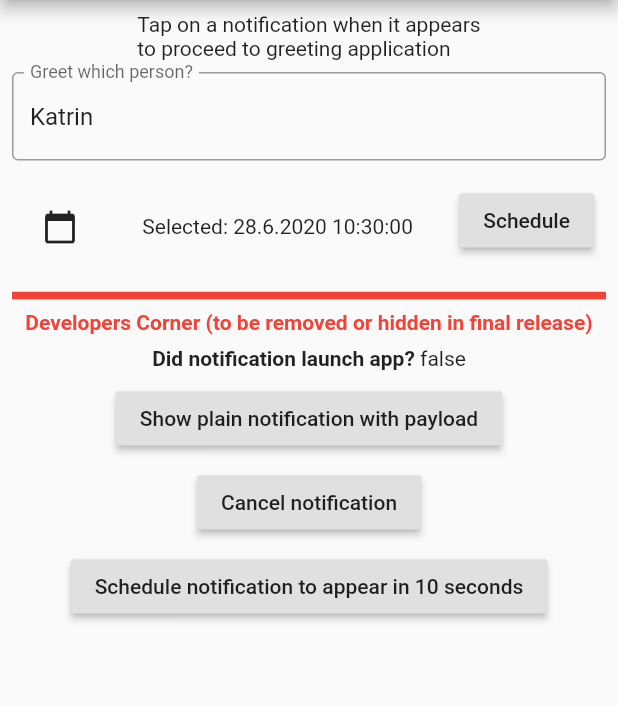
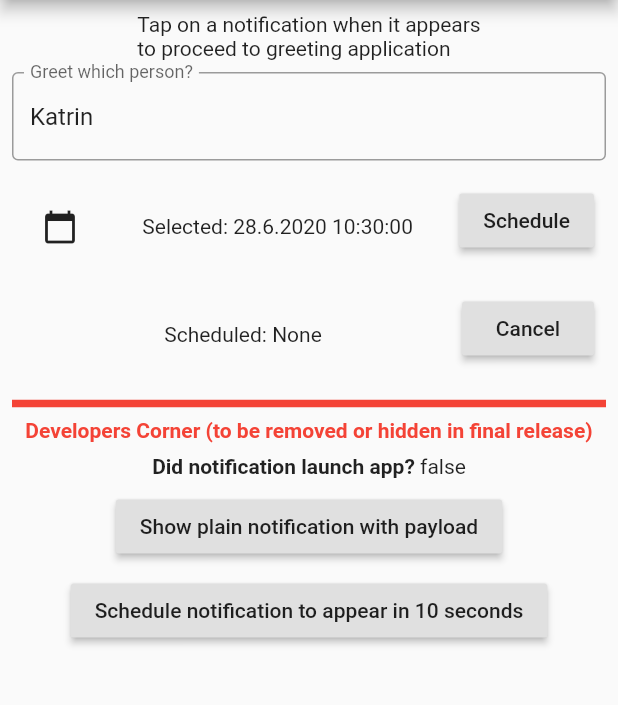
Before and after one commit to ascheman/ichdenkandich, a Flutter app: the screen it shows after launch, after a tap on the "calendar today" icon, on a phone screen of 412 x 824 dp, the part 84-789 px from its top. Run offline on Flutter 3.47's test engine with Material 2 defaults, Android fonts, the phone set to English and light mode, and no system bars; our stand-ins replace flutter_datetime_picker, flutter_local_notifications, logger, rxdart; missing offline and left inert: flutter_appavailability.

Commit message:
Show scheduled time + cancel button (for test schedule also)

```diff
--- a/lib/main.dart
+++ b/lib/main.dart
@@ -125,8 +125,14 @@ class _MyHomePageState extends State<MyHomePage> {
   final testScheduledNotificationDelay = 10;
 
   String targetPerson = "Katrin";
-  DateTime reminderDateTime = DateTime.now();
-  String reminderDateTimeFormatted;
+
+  // TODO provide value type (with proper formatting of value for output)
+  DateTime selectedDateTime;
+  String selectedDateTimeFormatted;
+
+  // TODO provide value type (with proper formatting of value for output)
+  DateTime scheduledDateTime = null;
+  String scheduledDateTimeFormatted;
 
   @override
   void initState() {
@@ -135,7 +141,8 @@ class _MyHomePageState extends State<MyHomePage> {
     _requestIOSPermissions();
     _configureDidReceiveLocalNotificationSubject();
     _configureSelectNotificationSubject();
-    reminderDateTimeFormatted = _formatted(reminderDateTime);
+    setSelectedDateTime(DateTime.now());
+    setScheduledDateTime(null);
   }
 
   void _requestIOSPermissions() {
@@ -210,16 +217,25 @@ class _MyHomePageState extends State<MyHomePage> {
     return _selectedDateTime;
   }
 
-  static String _formatted (DateTime dateTime) {
+  static String _formatted(DateTime dateTime) {
     var formatter = DateFormat.yMd("de").add_jms();
     String formatted = formatter.format(dateTime);
 
     return formatted;
   }
 
-  void setReminder(DateTime dateTime) {
-    reminderDateTime = dateTime;
-    reminderDateTimeFormatted = _formatted(dateTime);
+  void setSelectedDateTime(DateTime dateTime) {
+    selectedDateTime = dateTime;
+    selectedDateTimeFormatted = _formatted(dateTime);
+  }
+
+  void setScheduledDateTime(DateTime dateTime) {
+    if (null != dateTime) {
+      scheduledDateTime = dateTime;
+      scheduledDateTimeFormatted = _formatted(dateTime);
+    } else {
+      scheduledDateTimeFormatted = "None";
+    }
   }
 
   @override
@@ -266,26 +282,51 @@ class _MyHomePageState extends State<MyHomePage> {
                         ),
                         onPressed: () async {
                           final newTime =
-                              await _selectDateTime(context, reminderDateTime);
+                              await _selectDateTime(context, selectedDateTime);
                           setState(() {
-                            log.d("Selected a new reminder date/time: $newTime");
-                            setReminder(newTime);
+                            log.d(
+                                "Selected a new reminder date/time: $newTime");
+                            setSelectedDateTime(newTime);
                           });
                         },
                       ),
                       Expanded(
                         child: Center(
-                          child: Text('Selected: $reminderDateTimeFormatted'),
+                          child: Text('Selected: $selectedDateTimeFormatted'),
                         ),
                       ),
                       PaddedRaisedButton(
                         buttonText: 'Schedule',
                         onPressed: () async {
-                          await _scheduleNotification();
+                          await _scheduleNotification(selectedDateTime);
+                          setState(() {
+                            // No action required here - only render new scheduled date/time
+                          });
                         },
                       ),
                     ],
                   ),
+                ),
+                Padding(
+                  padding: EdgeInsets.all(8.0),
+                  child: Row(
+                    children: <Widget>[
+                      Expanded(
+                        child: Center(
+                          child: Text('Scheduled: $scheduledDateTimeFormatted'),
+                        ),
+                      ),
+                      PaddedRaisedButton(
+                        buttonText: 'Cancel',
+                        onPressed: () async {
+                          await _cancelNotification();
+                          setState(() {
+                            // No action required here - only render new scheduled date/time
+                          });
+                        },
+                      ),
+                    ],
+                  )
                 ),
                 const Divider(
                   color: Colors.red,
@@ -346,20 +387,13 @@ class _MyHomePageState extends State<MyHomePage> {
                   },
                 ),
                 PaddedRaisedButton(
-                  buttonText: 'Cancel notification',
-                  onPressed: () async {
-                    await _cancelNotification();
-                  },
-                ),
-                PaddedRaisedButton(
                   buttonText:
                       'Schedule notification to appear in $testScheduledNotificationDelay seconds',
                   onPressed: () async {
-                    setState(()  {
-                      var scheduledNotificationDateTime = DateTime.now()
-                          .add(Duration(seconds: testScheduledNotificationDelay));
-                      setReminder(scheduledNotificationDateTime);
-                      _scheduleNotification();
+                    setState(() {
+                      var scheduledNotificationDateTime = DateTime.now().add(
+                          Duration(seconds: testScheduledNotificationDelay));
+                      _scheduleNotification(scheduledNotificationDateTime);
                     });
                   },
                 ),
@@ -385,10 +419,12 @@ class _MyHomePageState extends State<MyHomePage> {
 
   Future<void> _cancelNotification() async {
     await flutterLocalNotificationsPlugin.cancel(0);
+    setScheduledDateTime(null);
   }
 
   /// Schedules a notification that specifies a different icon, sound and vibration pattern
-  Future<void> _scheduleNotification() async {
+  Future<void> _scheduleNotification(DateTime scheduledDateTime) async {
+    setScheduledDateTime(scheduledDateTime);
     var vibrationPattern = Int64List(4);
     vibrationPattern[0] = 0;
     vibrationPattern[1] = 1000;
@@ -415,10 +451,10 @@ class _MyHomePageState extends State<MyHomePage> {
     await flutterLocalNotificationsPlugin.schedule(
         0,
         'Ich denk an Dich (Scheduled)',
-        'Send Greetings to "$targetPerson"\n(at $reminderDateTimeFormatted)',
-        reminderDateTime,
+        'Send Greetings to "$targetPerson"\n(at $scheduledDateTimeFormatted)',
+        scheduledDateTime,
         platformChannelSpecifics,
         payload: targetPerson);
-    log.d("Scheduled Notification for $reminderDateTimeFormatted");
+    log.d("Scheduled Notification for $scheduledDateTimeFormatted");
   }
 }
```
Also changed, not shown: 1 other file.
